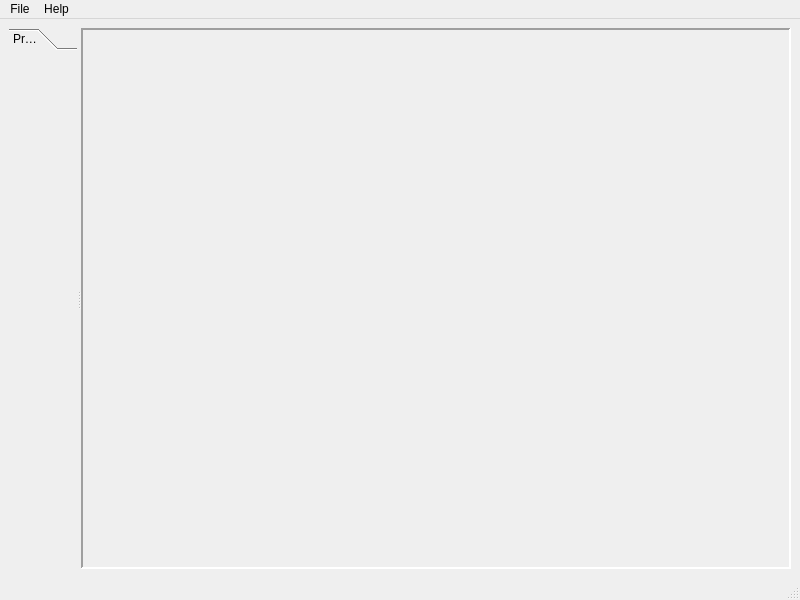
Old version of the form ilastik-shell/ui/ilastikShell.ui in the repository ilastik/ilastik.
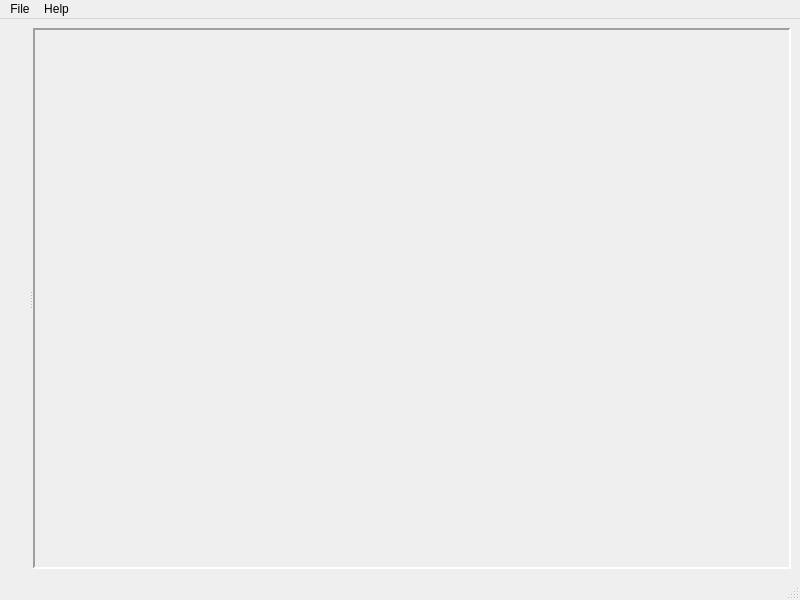
New version of the form.

Commit message: removed Project tab from ui

```diff
--- a/ilastik-shell/ui/ilastikShell.ui
+++ b/ilastik-shell/ui/ilastikShell.ui
@@ -27,19 +27,6 @@
           <property name="currentIndex">
            <number>0</number>
           </property>
-          <widget class="QWidget" name="page">
-           <property name="geometry">
-            <rect>
-             <x>0</x>
-             <y>0</y>
-             <width>109</width>
-             <height>233</height>
-            </rect>
-           </property>
-           <attribute name="label">
-            <string>Project</string>
-           </attribute>
-          </widget>
          </widget>
         </item>
         <item>
```
Left out of the diff: 1 changed line with no effect on the pictures.
